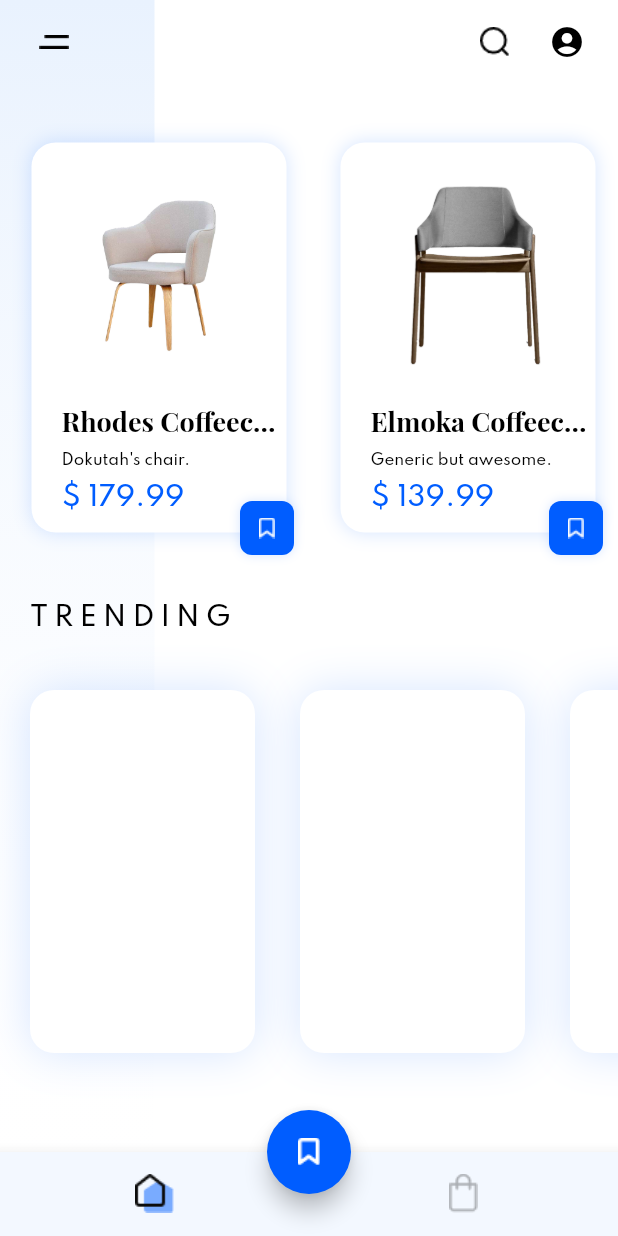
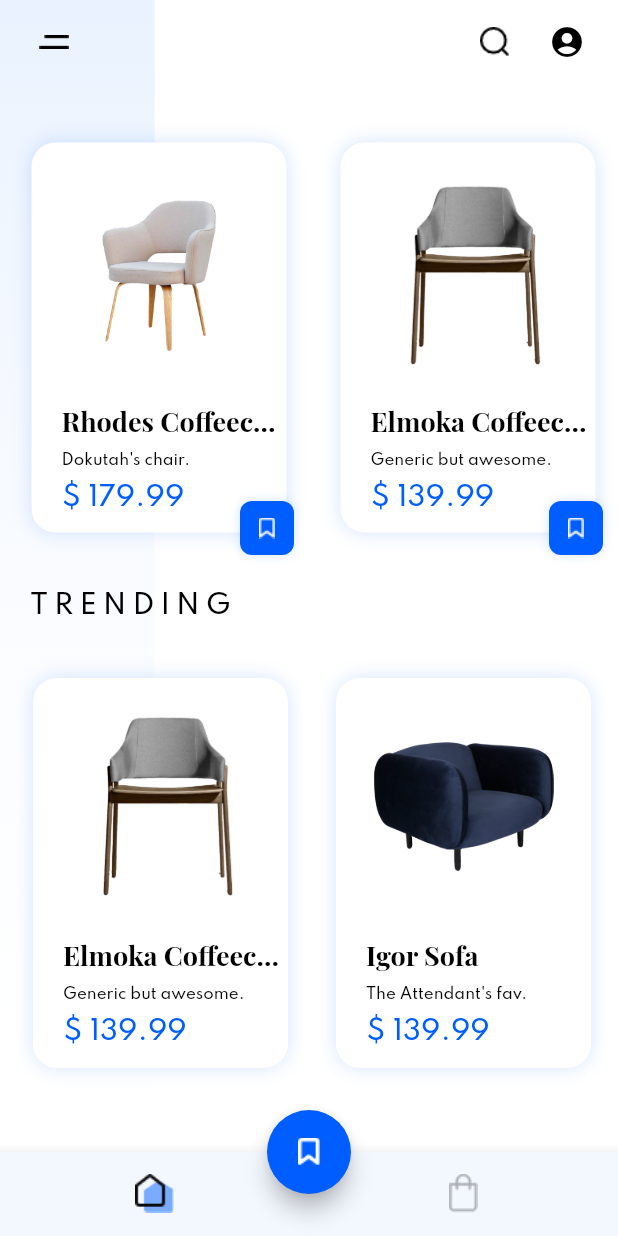
Before and after one commit to Ralfarios/furniture_app, a Flutter app: the screen it shows after launch, scrolled down 288 dp, on a phone screen of 412 x 824 dp. Run offline on Flutter 3.47's test engine with Material 2 defaults, Android fonts, the phone set to English and light mode, and no system bars; our stand-ins replace smooth_page_indicator.

Commit message:
trending section added

```diff
--- a/lib/model/list/trending.dart
+++ b/lib/model/list/trending.dart
@@ -1,52 +1,51 @@
 import '../../core/const/path/image.dart' as image;
 
 class TrendingListCategory {
-  final String name, description, image;
+  final String name, desc, image;
   final double price;
 
-  const TrendingListCategory(
-      {this.name, this.description, this.image, this.price});
+  const TrendingListCategory({this.name, this.desc, this.image, this.price});
 }
 
 List<TrendingListCategory> trendingListCategory = [
   TrendingListCategory(
       name: "Elmoka Coffeechair",
-      description: "Generic but awesome.",
+      desc: "Generic but awesome.",
       price: 139.99,
       image: image.elmoka),
   TrendingListCategory(
       name: "Igor Sofa",
-      description: "The Attendant's fav.",
+      desc: "The Attendant's fav.",
       price: 139.99,
       image: image.igor),
   TrendingListCategory(
       name: "Inaba Coffeechair",
-      description: "Hometown's feel.",
+      desc: "Hometown's feel.",
       price: 129.99,
       image: image.inaba),
   TrendingListCategory(
       name: "Maruya Armchair",
-      description: "Jakarta's fav.",
+      desc: "Jakarta's fav.",
       price: 99.99,
       image: image.maruya),
   TrendingListCategory(
       name: "Rhodes Coffeechair",
-      description: "Dokutah's chair.",
+      desc: "Dokutah's chair.",
       price: 179.99,
       image: image.rhodes),
   TrendingListCategory(
       name: "Sway Coffeechair",
-      description: "Coffeeshop recommended.",
+      desc: "Coffeeshop recommended.",
       price: 159.99,
       image: image.swayVint),
   TrendingListCategory(
       name: "Tidy Coffeechair",
-      description: "Clean and Tidy.",
+      desc: "Clean and Tidy.",
       price: 132.99,
       image: image.tidy),
   TrendingListCategory(
       name: "Velvetroom Armchair",
-      description: "The Attendant's fav.",
+      desc: "The Attendant's fav.",
       price: 179.99,
       image: image.velvetRoom),
 ];
--- a/lib/model/pageLandingModel.dart
+++ b/lib/model/pageLandingModel.dart
@@ -1,6 +1,7 @@
 import 'dart:ffi';
 
 import 'package:flutter/material.dart';
+import 'package:furniture_app/model/list/trending.dart';
 import 'package:smooth_page_indicator/smooth_page_indicator.dart';
 
 import '../core/const/path/icon.dart' as icon;
@@ -473,27 +474,18 @@ class _TrendingCardSwipeState extends State<TrendingCardSwipe> {
   @override
   Widget build(BuildContext context) {
     return Container(
-      height: 322,
+      height: 340,
       child: ListView.builder(
+        physics: BouncingScrollPhysics(),
         scrollDirection: Axis.horizontal,
-        itemCount: 3,
+        itemCount: trendingListCategory.length,
         itemBuilder: (BuildContext context, int index) {
           return Padding(
-            padding: const EdgeInsets.only(left: 20.0, right: 10, bottom: 20.0),
-            child: Container(
-              margin: EdgeInsets.symmetric(vertical: 30.0),
-              width: 150,
-              decoration: BoxDecoration(
-                boxShadow: [
-                  BoxShadow(
-                    color: kShadowCard,
-                    spreadRadius: 0,
-                    blurRadius: 25,
-                    offset: Offset(0, 0),
-                  ),
-                ],
-                borderRadius: BorderRadius.circular(16),
-                color: kWhite,
+            padding: const EdgeInsets.only(left: 6.0, right: 0, bottom: 20.0),
+            child: Padding(
+              padding: const EdgeInsets.only(left: 6.0, right: 0.0),
+              child: TrendingListCardBuilder(
+                trendingList: trendingListCategory[index],
               ),
             ),
           );
@@ -502,3 +494,94 @@ class _TrendingCardSwipeState extends State<TrendingCardSwipe> {
     );
   }
 }
+
+class TrendingListCardBuilder extends StatelessWidget {
+  final TrendingListCategory trendingList;
+
+  const TrendingListCardBuilder({Key key, this.trendingList}) : super(key: key);
+
+  @override
+  Widget build(BuildContext context) {
+    return ClipRRect(
+      child: Container(
+        margin: EdgeInsets.symmetric(vertical: 30.0, horizontal: 10.0),
+        width: 170,
+        decoration: BoxDecoration(
+          boxShadow: [
+            BoxShadow(
+              color: kShadowCard,
+              spreadRadius: 0,
+              blurRadius: 10,
+              offset: Offset(0, 0),
+            ),
+          ],
+          borderRadius: BorderRadius.circular(16),
+          color: kWhite,
+        ),
+        child: Stack(
+          children: [
+            Padding(
+              padding: const EdgeInsets.only(top: 12.0),
+              child: Column(
+                crossAxisAlignment: CrossAxisAlignment.stretch,
+                mainAxisAlignment: MainAxisAlignment.spaceAround,
+                children: [
+                  Align(
+                    alignment: Alignment.topCenter,
+                    child: Image.asset(
+                      trendingList.image,
+                      height: 120,
+                      width: 120,
+                    ),
+                  ),
+                  Padding(
+                    padding: const EdgeInsets.only(left: 20.0),
+                    child: Column(
+                      crossAxisAlignment: CrossAxisAlignment.start,
+                      children: [
+                        Text(
+                          trendingList.name,
+                          softWrap: true,
+                          overflow: TextOverflow.ellipsis,
+                          style: Theme.of(context)
+                              .textTheme
+                              .headline1
+                              .copyWith(fontSize: 18),
+                        ),
+                        SizedBox(height: 8),
+                        Text(
+                          trendingList.desc,
+                          style: Theme.of(context)
+                              .textTheme
+                              .headline2
+                              .copyWith(fontSize: 10),
+                        ),
+                        SizedBox(height: 8),
+                        Text(
+                          "\$ " + trendingList.price.toString(),
+                          style: Theme.of(context).textTheme.headline2.copyWith(
+                                fontSize: 18,
+                                color: kMainBlue,
+                              ),
+                        ),
+                      ],
+                    ),
+                  ),
+                ],
+              ),
+            ),
+            Positioned.fill(
+              child: Material(
+                color: Colors.transparent,
+                child: InkWell(
+                  borderRadius: BorderRadius.circular(16.0),
+                  onTap: () {},
+                ),
+              ),
+            ),
+          ],
+        ),
+      ),
+    );
+  }
+}
--- a/lib/view/pageLandingView.dart
+++ b/lib/view/pageLandingView.dart
@@ -36,7 +36,7 @@ class PageLandingView extends StatelessWidget {
               ),
               CardCategoryLabel(string: "BEST SELLING"),
               Padding(
-                padding: const EdgeInsets.only(top: 8.0, bottom: 16.0),
+                padding: const EdgeInsets.only(top: 8.0, bottom: 8.0),
                 child: BestSellingCardSwipe(),
               ),
               CardCategoryLabel(string: "TRENDING"),
```
